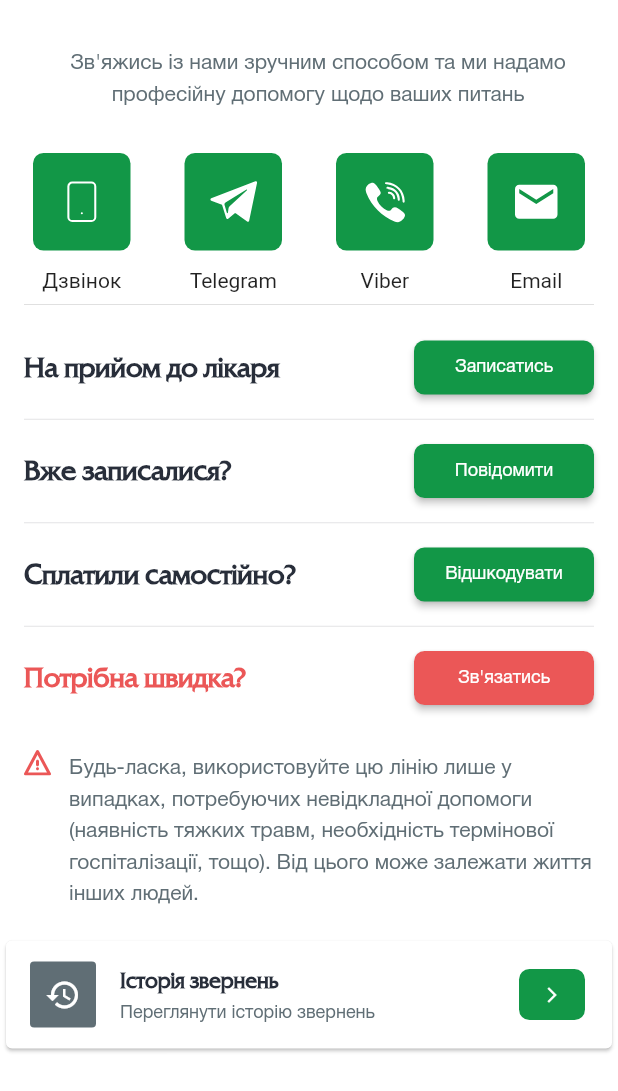
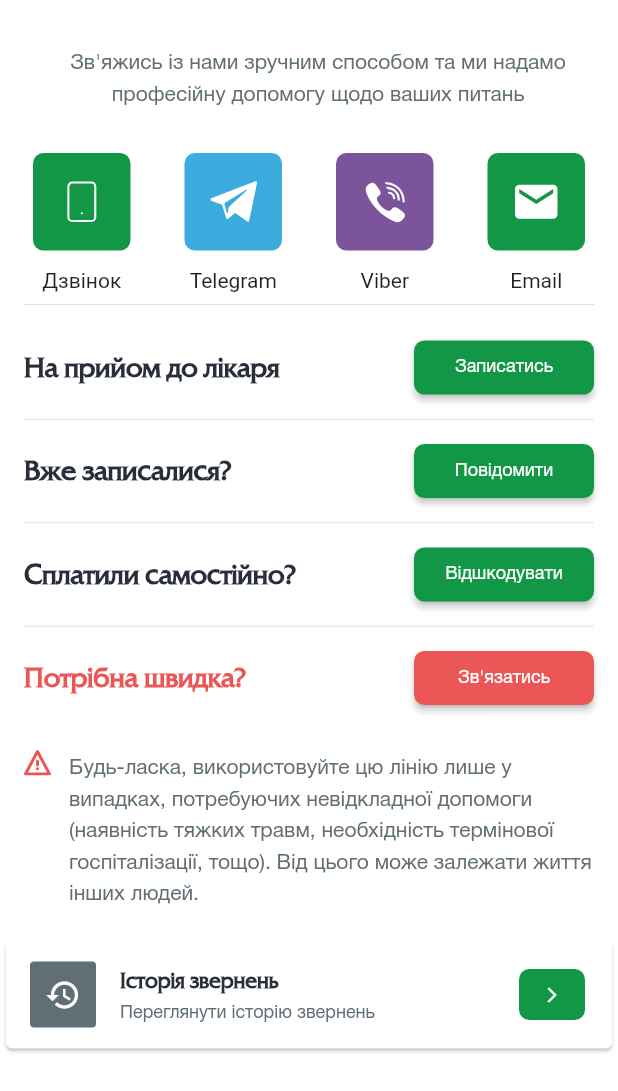
Before and after one commit to MartychDenys/Arsenal, a Flutter app: the CommunicationPage screen opened by its route, on a phone screen of 412 x 824 dp. Shown: the top 1091 px of the screen. Run offline on Flutter 3.47's test engine with Material 2 defaults, Android fonts, the phone set to English and light mode, and no system bars; our stand-ins replace circular_check_box, flutter_svg, qr_flutter, shared_preferences; missing offline and left inert: flag; accounts and stored records are empty.

Commit message:
fix(AR-96):change messenger button colors

```diff
--- a/lib/widgets/call_menu.dart
+++ b/lib/widgets/call_menu.dart
@@ -24,15 +24,13 @@ class CallMenu extends StatelessWidget {
               title: 'Telegram',
               iconPath: 'assets/icons/telegram.svg',
               messenger: TelegramDialog(),
-              //buttonColor: Color.fromRGBO(60, 171, 221, 1),
-              buttonColor: Color.fromRGBO(18, 151, 71, 1),
+              buttonColor: Color.fromRGBO(60, 171, 221, 1),
             ),
             CallMenuItem(
               title: 'Viber',
               iconPath: 'assets/icons/viber.svg',
               messenger: ViberDialog(),
-              //buttonColor: Color.fromRGBO(123, 84, 155, 1),
-              buttonColor: Color.fromRGBO(18, 151, 71, 1),
+              buttonColor: Color.fromRGBO(123, 84, 155, 1),
             ),
             CallMenuItem(
               title: 'Email',
```
